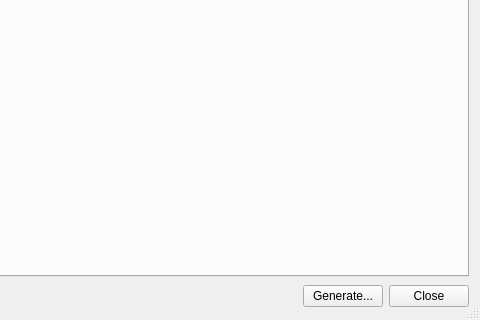
First picture: the form in avogadro/qtplugins/lammpsinput/lammpsinputdialog.ui, repository OpenChemistry/avogadrolibs, before the edit; both pictures show x 294 to 774 and y 377 to 697 of the 774 by 697 pixel window.
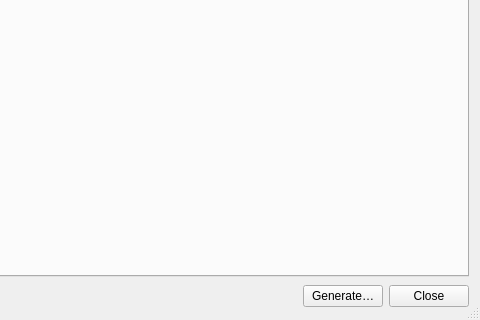
Second picture: the form after the edit.

```diff
--- a/avogadro/qtplugins/lammpsinput/lammpsinputdialog.ui
+++ b/avogadro/qtplugins/lammpsinput/lammpsinputdialog.ui
@@ -945,7 +945,7 @@
      <item>
       <widget class="QPushButton" name="generateButton">
        <property name="text">
-        <string>Generate...</string>
+        <string>Generate…</string>
        </property>
       </widget>
      </item>
```
